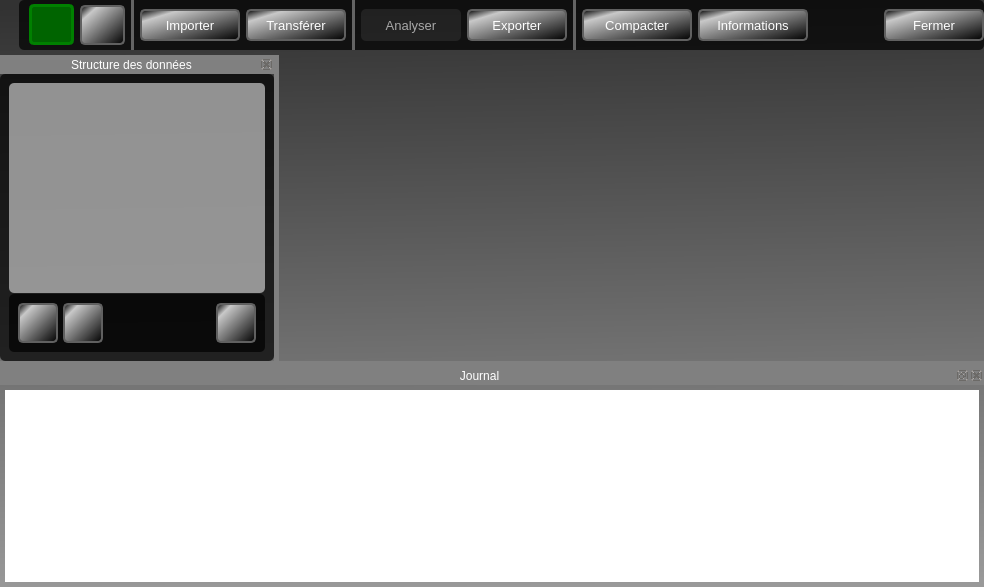
Above: python/resources/ui/MainWindow.ui from introlab/OpenIMU before the change. Below: the same form after it.
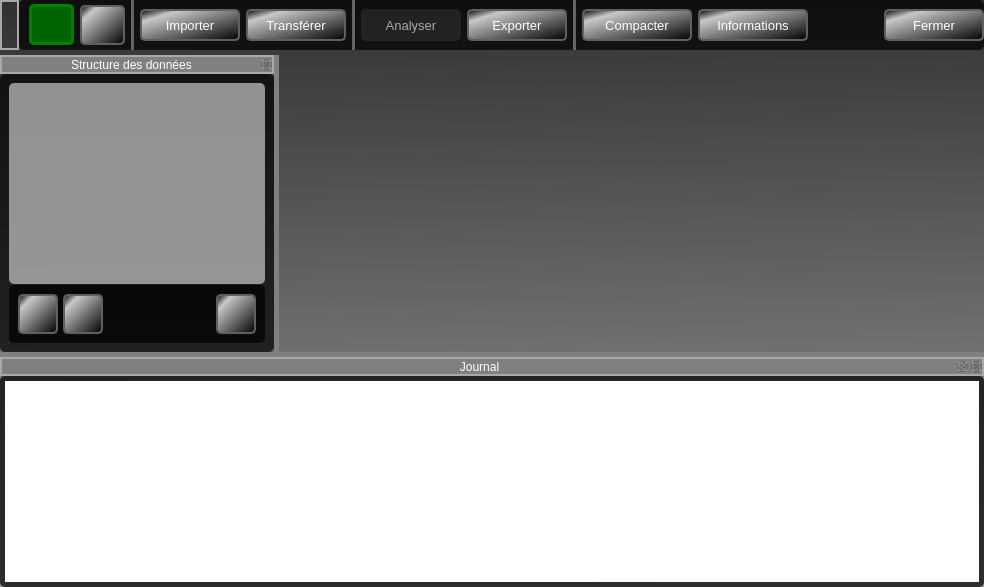
That is the form after the change. Icons and pictures are not drawn. Custom widgets are drawn as their Qt base class.

```diff
--- a/python/resources/ui/MainWindow.ui
+++ b/python/resources/ui/MainWindow.ui
@@ -34,8 +34,7 @@
 
 QWidget{border-radius:5px;}
 
-QWidget#dockWidgetLogContents{background-color:rgba(0,0,0,0%);}
-QWidget#dockWidgetTreeContents,QWidget#dockWidgetToolsContents,QWidget#dockTabbedToolsContents{background-color:rgba(0,0,0,70%);  border-radius:5px;}
+QWidget#dockWidgetTreeContents,QWidget#dockWidgetLogContents,QWidget#dockWidgetToolsContents,QWidget#dockTabbedToolsContents{background-color:rgba(0,0,0,70%);  border-radius:5px;}
 
 QWidget#line,QWidget#line_2,QWidget#line_3{background-color:rgba(100,100,100,100%);}
 
@@ -57,6 +56,7 @@
 
 QDockWidget{color:white;}
 QDockWidget::title{
+border: 2px solid darkgrey;
 background-color:grey;
 text-align: center;
 }
@@ -360,7 +360,7 @@
    <property name="minimumSize">
     <size>
      <width>102</width>
-     <height>107</height>
+     <height>230</height>
     </size>
    </property>
    <property name="windowTitle">
@@ -386,7 +386,7 @@
      <item>
       <widget class="QTextEdit" name="txtLog">
        <property name="sizePolicy">
-        <sizepolicy hsizetype="Expanding" vsizetype="Maximum">
+        <sizepolicy hsizetype="Expanding" vsizetype="MinimumExpanding">
          <horstretch>0</horstretch>
          <verstretch>0</verstretch>
         </sizepolicy>
```
